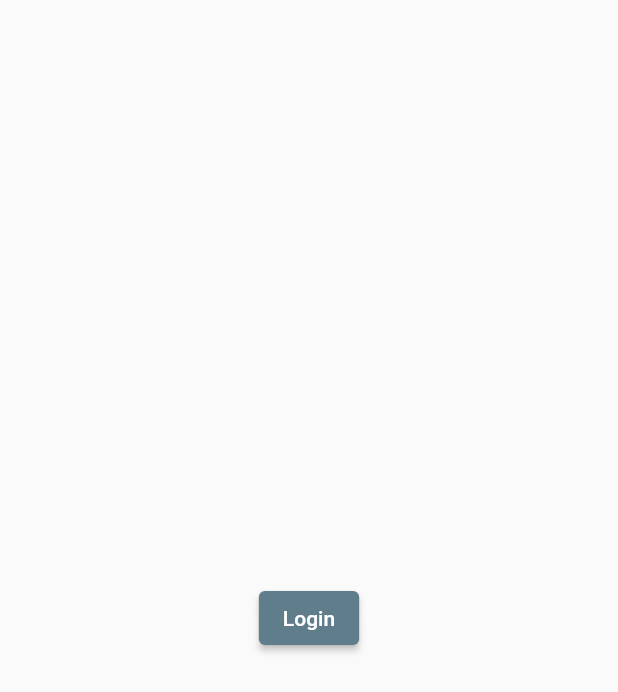
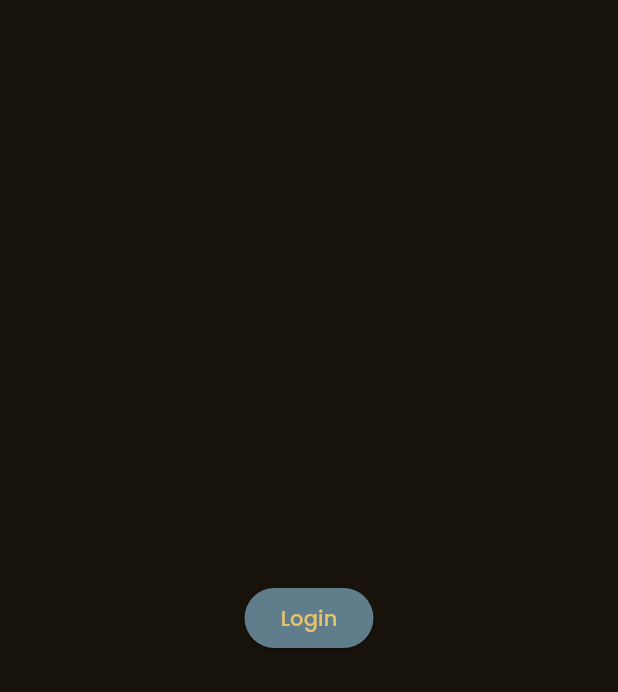
Before and after one commit to fahiem152/movie_tickets, a Flutter app: the screen it shows after launch, on a phone screen of 412 x 824 dp. Shown: the top 692 px of the screen. Run offline on Flutter 3.47's test engine with Material 2 defaults, Android fonts, the phone set to English and light mode, and no system bars; our stand-ins replace cloud_firestore, dio, firebase_auth, firebase_core, firebase_storage, flutter_riverpod and 4 more; accounts and stored records are empty; generated files the repository leaves out were written again.

Commit message:
feat: misc & extension Folder

```diff
--- a/lib/main.dart
+++ b/lib/main.dart
@@ -1,6 +1,8 @@
 import 'package:flutter/material.dart';
 import 'package:firebase_core/firebase_core.dart';
 import 'package:flutter_riverpod/flutter_riverpod.dart';
+import 'package:google_fonts/google_fonts.dart';
+import 'package:movie_tickets/presentation/msic/constans.dart';
 
 import 'package:movie_tickets/presentation/providers/routes/router_provider.dart';
 import 'firebase_options.dart';
@@ -18,10 +20,27 @@ void main() async {
 class MyApp extends ConsumerWidget {
   const MyApp({super.key});
 
-  // This widget is the root of your application.
   @override
   Widget build(BuildContext context, WidgetRef ref) {
     return MaterialApp.router(
+      theme: ThemeData.from(
+        colorScheme: ColorScheme.fromSeed(
+            seedColor: saffron,
+            background: backgroundColor,
+            brightness: Brightness.dark),
+        useMaterial3: true,
+        textTheme: TextTheme(
+          bodyMedium: GoogleFonts.poppins(
+            color: ghostWhite,
+          ),
+          bodyLarge: GoogleFonts.poppins(
+            color: ghostWhite,
+          ),
+          labelLarge: GoogleFonts.poppins(
+            color: ghostWhite,
+          ),
+        ),
+      ),
       debugShowCheckedModeBanner: false,
       routeInformationParser: ref.watch(routerProvider).routeInformationParser,
       routeInformationProvider:
--- /dev/null
+++ b/lib/presentation/extensions/build_context_extension.dart
@@ -0,0 +1,6 @@
+import 'package:flutter/material.dart';
+
+extension BuildContextExtension on BuildContext {
+  void showSnackBar(String message) =>
+      ScaffoldMessenger.of(this).showSnackBar(SnackBar(content: Text(message)));
+}
--- /dev/null
+++ b/lib/presentation/msic/constans.dart
@@ -0,0 +1,5 @@
+import 'package:flutter/material.dart';
+
+const Color backgroundColor = Color(0xFF1F1D2B);
+const Color ghostWhite = Color(0xFFF6F8FF);
+const Color saffron = Color(0xFFF4C95D);
--- a/lib/presentation/pages/login/login_page.dart
+++ b/lib/presentation/pages/login/login_page.dart
@@ -1,5 +1,6 @@
 import 'package:flutter/material.dart';
 import 'package:flutter_riverpod/flutter_riverpod.dart';
+import 'package:movie_tickets/presentation/extensions/build_context_extension.dart';
 import 'package:movie_tickets/presentation/providers/routes/router_provider.dart';
 
 import 'package:movie_tickets/presentation/providers/user_data/user_data_provider.dart';
@@ -17,8 +18,7 @@ class LoginPage extends ConsumerWidget {
             ref.read(routerProvider).goNamed('main');
           }
         } else if (next is AsyncError) {
-          ScaffoldMessenger.of(context)
-              .showSnackBar(SnackBar(content: Text(next.error.toString())));
+          context.showSnackBar(next.error.toString());
         }
       },
     );
--- a/lib/presentation/pages/main_page/main_page.dart
+++ b/lib/presentation/pages/main_page/main_page.dart
@@ -1,5 +1,6 @@
 import 'package:flutter/material.dart';
 import 'package:flutter_riverpod/flutter_riverpod.dart';
+import 'package:movie_tickets/presentation/extensions/build_context_extension.dart';
 import 'package:movie_tickets/presentation/providers/routes/router_provider.dart';
 import 'package:movie_tickets/presentation/providers/user_data/user_data_provider.dart';
 
@@ -18,6 +19,8 @@ class _MainPageState extends ConsumerState<MainPage> {
     ref.listen(userDataProvider, (previous, next) {
       if (previous != null && next is AsyncData && next.value == null) {
         ref.read(routerProvider).goNamed('login');
+      } else if (next is AsyncError) {
+        context.showSnackBar(next.error.toString());
       }
     });
     return Scaffold(
--- a/pubspec.yaml
+++ b/pubspec.yaml
@@ -46,6 +46,8 @@ dependencies:
   path: ^1.8.3
   dio: ^5.3.3
   go_router: ^11.1.2
+  google_fonts: ^6.1.0
+  intl: ^0.18.1
 
 dev_dependencies:
   flutter_test:
```
Also changed, not shown: lib/presentation/extensions/int_extension.dart (added, +7 -0 lines), lib/presentation/msic/methods.dart (added, +22 -0 lines), pubspec.lock, 1 other file.
